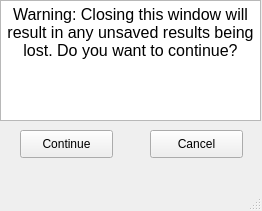
The window that warning.ui (sblankley/global-clinic-2020) describes before a commit, drawn with Qt 5.
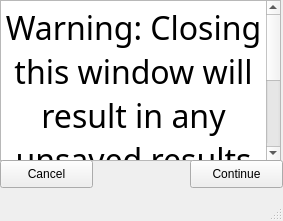
The same window after the commit.

```diff
--- a/warning.ui
+++ b/warning.ui
@@ -6,8 +6,8 @@
    <rect>
     <x>0</x>
     <y>0</y>
-    <width>262</width>
-    <height>211</height>
+    <width>283</width>
+    <height>221</height>
    </rect>
   </property>
   <property name="windowTitle">
@@ -19,23 +19,35 @@
      <rect>
       <x>0</x>
       <y>0</y>
-      <width>261</width>
-      <height>121</height>
+      <width>281</width>
+      <height>161</height>
      </rect>
     </property>
+    <property name="font">
+     <font>
+      <family>.SF NS Text</family>
+      <pointsize>16</pointsize>
+      <weight>50</weight>
+      <italic>false</italic>
+      <bold>false</bold>
+     </font>
+    </property>
+    <property name="styleSheet">
+     <string notr="true">font: 16pt &quot;.SF NS Text&quot;;</string>
+    </property>
     <property name="html">
      <string>&lt;!DOCTYPE HTML PUBLIC &quot;-//W3C//DTD HTML 4.0//EN&quot; &quot;http://www.w3.org/TR/REC-html40/strict.dtd&quot;&gt;
 &lt;html&gt;&lt;head&gt;&lt;meta name=&quot;qrichtext&quot; content=&quot;1&quot; /&gt;&lt;style type=&quot;text/css&quot;&gt;
 p, li { white-space: pre-wrap; }
-&lt;/style&gt;&lt;/head&gt;&lt;body style=&quot; font-family:'MS Shell Dlg 2'; font-size:7.8pt; font-weight:400; font-style:normal;&quot;&gt;
-&lt;p align=&quot;center&quot; style=&quot; margin-top:0px; margin-bottom:0px; margin-left:0px; margin-right:0px; -qt-block-indent:0; text-indent:0px;&quot;&gt;&lt;span style=&quot; font-size:12pt;&quot;&gt;Warning: Closing this window will result in any unsaved results being lost. Do you want to continue?&lt;/span&gt;&lt;/p&gt;&lt;/body&gt;&lt;/html&gt;</string>
+&lt;/style&gt;&lt;/head&gt;&lt;body style=&quot; font-family:'.SF NS Text'; font-size:16pt; font-weight:400; font-style:normal;&quot;&gt;
+&lt;p align=&quot;center&quot; style=&quot; margin-top:0px; margin-bottom:0px; margin-left:0px; margin-right:0px; -qt-block-indent:0; text-indent:0px;&quot;&gt;&lt;span style=&quot; font-family:'MS Shell Dlg 2'; font-size:24pt;&quot;&gt;Warning: Closing this window will result in any unsaved results being lost. Do you want to continue?&lt;/span&gt;&lt;/p&gt;&lt;/body&gt;&lt;/html&gt;</string>
     </property>
    </widget>
    <widget class="QPushButton" name="pushButtonCancel">
     <property name="geometry">
      <rect>
-      <x>150</x>
-      <y>130</y>
+      <x>0</x>
+      <y>160</y>
       <width>93</width>
       <height>28</height>
      </rect>
@@ -47,12 +59,15 @@
    <widget class="QPushButton" name="pushButtonContinue">
     <property name="geometry">
      <rect>
-      <x>20</x>
-      <y>130</y>
+      <x>190</x>
+      <y>160</y>
       <width>93</width>
       <height>28</height>
      </rect>
     </property>
+    <property name="autoFillBackground">
+     <bool>false</bool>
+    </property>
     <property name="text">
      <string>Continue</string>
     </property>
```
Left out of the diff: 4 changed lines with no effect on the pictures.
